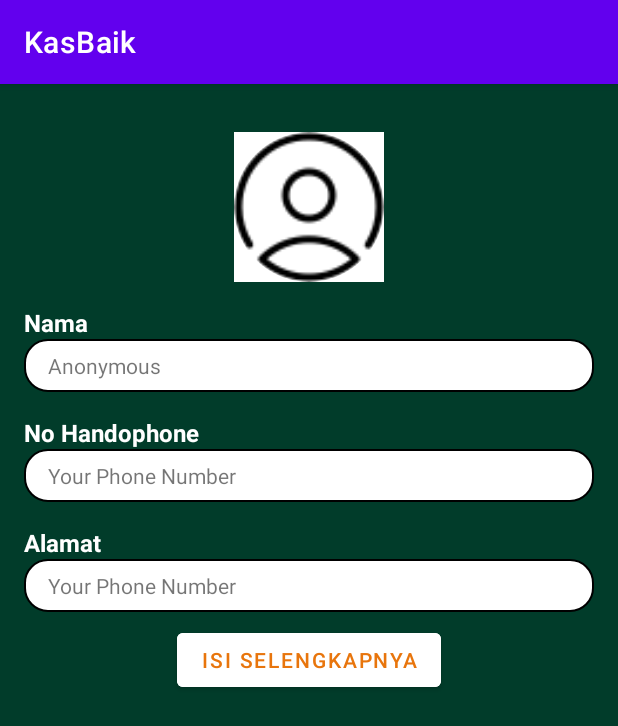
After one commit to imamfirdaus-if/kasbaik, an Android app: the ProfileActivity screen opened directly, with no data from a screen before it, on a phone screen of 412 x 824 dp. The commit adds this screen. Shown: the top 726 px of the screen. Run offline under Robolectric (Android 15) with nearby library versions, the phone set to English and light mode, and no system bars; our stand-ins replace CircleImageView; 1 statement that could not run was skipped.

Commit message:
adding temporary profile page

```diff
--- a/android/app/build.gradle
+++ b/android/app/build.gradle
@@ -59,9 +59,11 @@ dependencies {
     // imageslider
     implementation 'com.github.denzcoskun:ImageSlideshow:0.1.0'
 
-    implementation 'com.github.bumptech.glide:glide:4.13.1'
+    implementation 'com.github.bumptech.glide:glide:4.13.2'
     //ViewPager2
     implementation "androidx.viewpager2:viewpager2:1.0.0"
+    // circleimageview
+    implementation 'de.hdodenhof:circleimageview:3.1.0'
 
 
 }
--- /dev/null
+++ b/android/app/src/main/java/com/hitzvera/kasbaik/ui/beranda/login/peminjam/home/profile/ProfileActivity.kt
@@ -0,0 +1,42 @@
+package com.hitzvera.kasbaik.ui.beranda.login.peminjam.home.profile
+
+import android.content.Intent
+import androidx.appcompat.app.AppCompatActivity
+import android.os.Bundle
+import android.util.Log
+import android.view.View
+import androidx.lifecycle.ViewModelProvider
+import com.hitzvera.kasbaik.R
+import com.hitzvera.kasbaik.databinding.ActivityProfileBinding
+import com.hitzvera.kasbaik.ui.beranda.login.peminjam.home.HomePeminjamActivity
+
+class ProfileActivity: AppCompatActivity(), View.OnClickListener {
+
+    private lateinit var binding: ActivityProfileBinding
+    private lateinit var viewModel: ProfileViewModel
+
+    override fun onCreate(savedInstanceState: Bundle?) {
+        super.onCreate(savedInstanceState)
+        binding = ActivityProfileBinding.inflate(layoutInflater)
+        setContentView(binding.root)
+        val token = intent.getStringExtra(HomePeminjamActivity.TOKEN)
+        viewModel = ViewModelProvider(this)[ProfileViewModel::class.java]
+        viewModel.getProfile(this, token!!)
+        viewModel.profileResponse.observe(this){
+            if(it!=null){
+                binding.tvName.text = it.namaLengkap
+                binding.tvWhatsapp.text = it.noWa
+                binding.tvAlamat.text = it.alamatTinggal.toString()
+                if(it.alamatTinggal.isNullOrBlank()){
+                    Log.e("THIS", "MASUK GA")
+                }
+            }
+        }
+    }
+
+    override fun onClick(view: View) {
+        when(view.id){
+
+        }
+    }
+}
--- /dev/null
+++ b/android/app/src/main/java/com/hitzvera/kasbaik/ui/beranda/login/peminjam/home/profile/ProfileViewModel.kt
@@ -0,0 +1,43 @@
+package com.hitzvera.kasbaik.ui.beranda.login.peminjam.home.profile
+import android.content.Context
+import android.view.View
+import android.widget.Toast
+import androidx.lifecycle.LiveData
+import androidx.lifecycle.MutableLiveData
+import androidx.lifecycle.ViewModel
+import com.hitzvera.kasbaik.api.ApiConfig
+import com.hitzvera.kasbaik.response.ProfileResponse
+import retrofit2.Call
+import retrofit2.Callback
+import retrofit2.Response
+
+
+class ProfileViewModel: ViewModel() {
+    private var _profileResponse = MutableLiveData<ProfileResponse>()
+    val profileResponse: LiveData<ProfileResponse> = _profileResponse
+
+    private var _isLoading = MutableLiveData<Boolean>()
+    val isLoading: LiveData<Boolean> = _isLoading
+
+    fun getProfile(context: Context, token: String){
+        _isLoading.value = true
+        ApiConfig.getApiService().getRequestProfile("jwt=$token")
+            .enqueue(object: Callback<ProfileResponse>{
+                override fun onResponse(
+                    call: Call<ProfileResponse>,
+                    response: Response<ProfileResponse>
+                ) {
+                    if(response.isSuccessful){
+                        _profileResponse.postValue(response.body())
+                        _isLoading.value = false
+                    }
+
+                }
+
+                override fun onFailure(call: Call<ProfileResponse>, t: Throwable) {
+                    Toast.makeText(context, "Failed fetch the data", Toast.LENGTH_SHORT).show()
+                }
+
+            })
+    }
+}
--- /dev/null
+++ b/android/app/src/main/res/layout/activity_profile.xml
@@ -0,0 +1,111 @@
+<?xml version="1.0" encoding="utf-8"?>
+<androidx.constraintlayout.widget.ConstraintLayout xmlns:android="http://schemas.android.com/apk/res/android"
+    xmlns:app="http://schemas.android.com/apk/res-auto"
+    xmlns:tools="http://schemas.android.com/tools"
+    android:layout_width="match_parent"
+    android:layout_height="match_parent"
+    android:background="@color/background_ijo"
+    tools:context=".ui.beranda.login.peminjam.home.profile.ProfileActivity">
+
+    <de.hdodenhof.circleimageview.CircleImageView
+        android:id="@+id/iv_avatar"
+        android:layout_width="100dp"
+        android:layout_height="100dp"
+        android:background="@color/white"
+        android:src="@drawable/avatar_placeholder"
+        android:layout_marginTop="32dp"
+        app:layout_constraintStart_toStartOf="parent"
+        app:layout_constraintEnd_toEndOf="parent"
+        app:layout_constraintTop_toTopOf="parent"/>
+
+    <TextView
+        android:id="@+id/tv_label_name"
+        android:layout_width="wrap_content"
+        android:layout_height="wrap_content"
+        android:textColor="@color/white"
+        android:textSize="16sp"
+        android:text="Nama"
+        android:textStyle="bold"
+        android:layout_marginTop="16dp"
+        android:layout_marginStart="16dp"
+        app:layout_constraintTop_toBottomOf="@+id/iv_avatar"
+        app:layout_constraintStart_toStartOf="parent"
+        />
+
+    <TextView
+        android:id="@+id/tv_name"
+        android:layout_width="match_parent"
+        android:layout_height="wrap_content"
+        android:background="@drawable/rounded_corners"
+        android:text="Anonymous"
+        android:paddingStart="16dp"
+        android:paddingVertical="8dp"
+        android:layout_marginStart="16dp"
+        android:layout_marginEnd="16dp"
+        app:layout_constraintTop_toBottomOf="@id/tv_label_name"/>
+
+    <TextView
+        android:id="@+id/tv_label_whatsapp"
+        android:layout_width="wrap_content"
+        android:layout_height="wrap_content"
+        android:textColor="@color/white"
+        android:textSize="16sp"
+        android:text="No Handophone"
+        android:textStyle="bold"
+        android:layout_marginTop="16dp"
+        android:layout_marginStart="16dp"
+        app:layout_constraintTop_toBottomOf="@+id/tv_name"
+        app:layout_constraintStart_toStartOf="parent"
+        />
+
+    <TextView
+        android:id="@+id/tv_whatsapp"
+        android:layout_width="match_parent"
+        android:layout_height="wrap_content"
+        android:background="@drawable/rounded_corners"
+        android:text="Your Phone Number"
+        android:paddingStart="16dp"
+        android:paddingVertical="8dp"
+        android:layout_marginStart="16dp"
+        android:layout_marginEnd="16dp"
+        app:layout_constraintTop_toBottomOf="@id/tv_label_whatsapp"/>
+
+    <TextView
+        android:id="@+id/tv_label_alamat"
+        android:layout_width="wrap_content"
+        android:layout_height="wrap_content"
+        android:textColor="@color/white"
+        android:textSize="16sp"
+        android:text="Alamat"
+        android:textStyle="bold"
+        android:layout_marginTop="16dp"
+        android:layout_marginStart="16dp"
+        app:layout_constraintTop_toBottomOf="@+id/tv_whatsapp"
+        app:layout_constraintStart_toStartOf="parent"
+        />
+
+    <TextView
+        android:id="@+id/tv_alamat"
+        android:layout_width="match_parent"
+        android:layout_height="wrap_content"
+        android:background="@drawable/rounded_corners"
+        android:text="Your Phone Number"
+        android:paddingStart="16dp"
+        android:paddingVertical="8dp"
+        android:layout_marginStart="16dp"
+        android:layout_marginEnd="16dp"
+        app:layout_constraintTop_toBottomOf="@id/tv_label_alamat"/>
+
+    <Button
+        android:id="@+id/btn_isi_selengkapnya"
+        android:layout_width="wrap_content"
+        android:layout_height="wrap_content"
+        android:text="Isi Selengkapnya"
+        android:textColor="@color/orange"
+        android:backgroundTint="@color/white"
+        android:layout_marginTop="8dp"
+        app:layout_constraintTop_toBottomOf="@id/tv_alamat"
+        app:layout_constraintStart_toStartOf="parent"
+        app:layout_constraintEnd_toEndOf="parent"/>
+
+</androidx.constraintlayout.widget.ConstraintLayout>
```
Also changed, not shown: android/app/src/main/AndroidManifest.xml (+10 -4 lines), android/app/src/main/java/com/hitzvera/kasbaik/api/ApiService.kt (+5 -2 lines), android/app/src/main/java/com/hitzvera/kasbaik/response/ProfileResponse.kt (added, +36 -0 lines), android/app/src/main/java/com/hitzvera/kasbaik/ui/beranda/login/peminjam/home/HomePeminjamActivity.kt (+60 -16 lines), android/app/src/main/java/com/hitzvera/kasbaik/ui/beranda/login/peminjam/home/pinjamdana/PinjamDanaActivity.kt (added, +12 -0 lines), android/app/src/main/java/com/hitzvera/kasbaik/ui/beranda/login/peminjam/home/pinjamdana/PinjamDanaViewModel.kt (added, +7 -0 lines), android/app/src/main/java/com/hitzvera/kasbaik/ui/beranda/login/peminjam/home/zakat/ZakatActivity.kt (added, +39 -0 lines), android/app/src/main/res/layout/activity_pinjam_dana.xml (added, +19 -0 lines), android/app/src/main/res/layout/activity_zakat.xml (added, +24 -0 lines), android/app/src/main/res/drawable-hdpi/avatar_placeholder.png (added).
